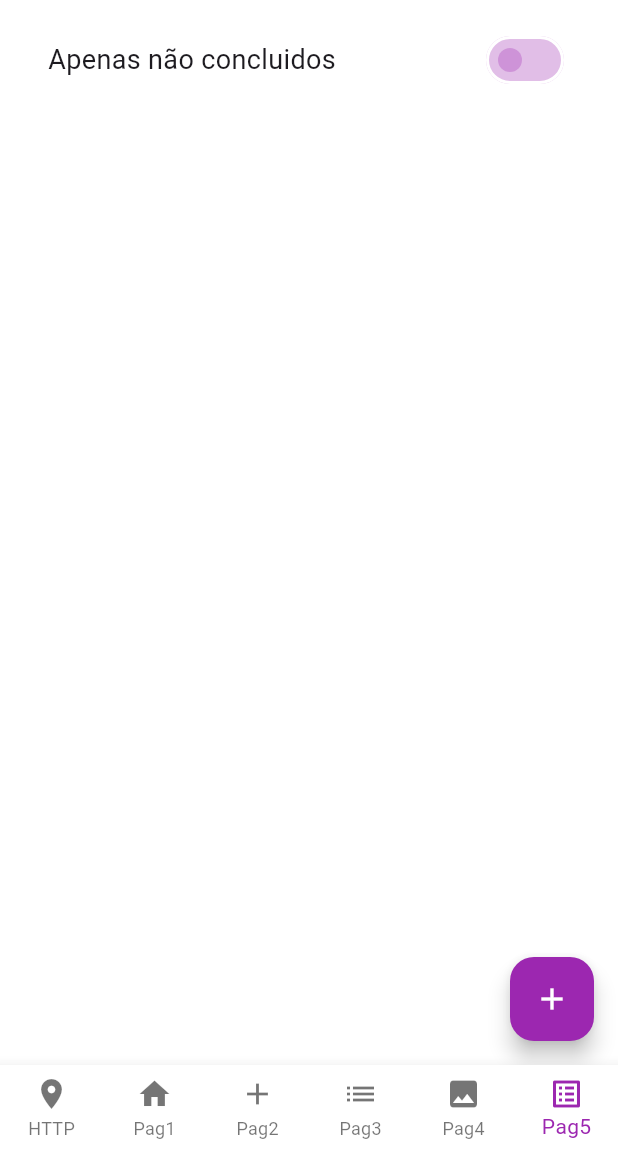
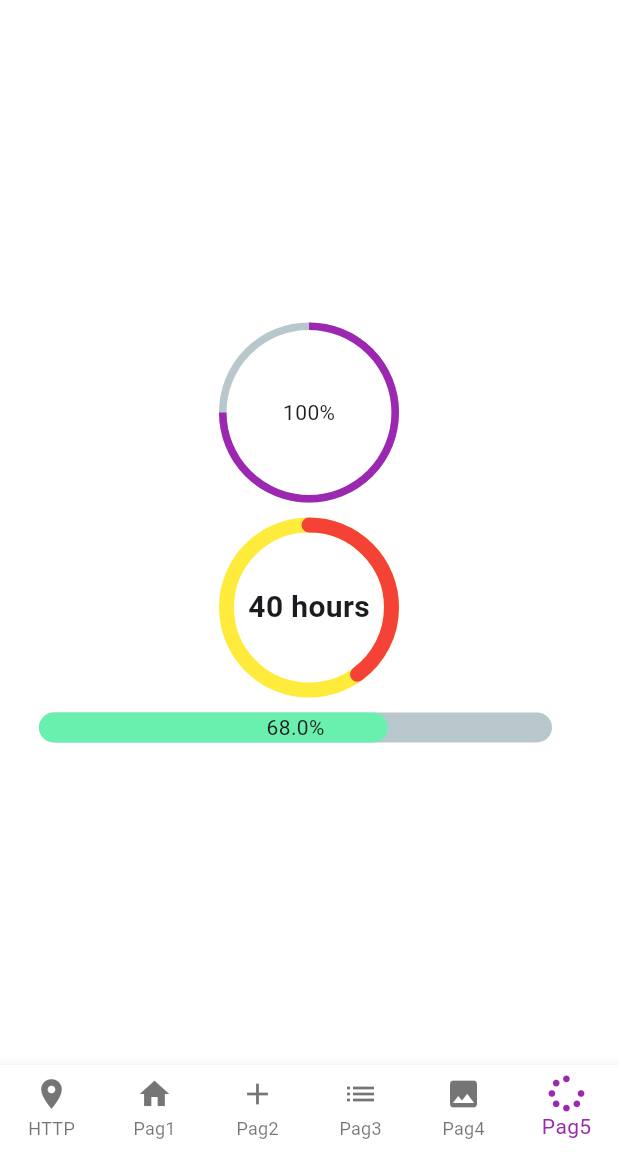
Before and after one commit to LinikerThiers/meu-app-flutter-estudo, a Flutter app: the MainPage screen opened directly, item 6 of the bottom bar chosen, on a phone screen of 412 x 824 dp, the part 84-1236 px from its top. Run offline on Flutter 3.47's test engine with Material 3 defaults, Android fonts, the phone set to English and light mode, and no system bars; drawn by our look-alikes of percent_indicator; our stand-ins replace dio, flutter_dotenv, font_awesome_flutter, google_fonts, hive, shared_preferences and 1 more; accounts and stored records are empty.

Commit message:
utilizando o package percent indicator

```diff
--- a/lib/pages/main_page.dart
+++ b/lib/pages/main_page.dart
@@ -1,9 +1,11 @@
 import 'package:flutter/material.dart';
+import 'package:font_awesome_flutter/font_awesome_flutter.dart';
 import 'package:trilhaapp/pages/card_page.dart';
 import 'package:trilhaapp/pages/image_assets.dart';
 import 'package:trilhaapp/pages/list_view_horizontal_page.dart';
 import 'package:trilhaapp/pages/list_view_v.dart';
-import 'package:trilhaapp/pages/tarefa_page/tarefa_sqlite_page.dart';
+import 'package:trilhaapp/pages/percent_indicator_page.dart';
+// import 'package:trilhaapp/pages/tarefa_page/tarefa_sqlite_page.dart';
 import 'package:trilhaapp/pages/consulta_cep.dart';
 import 'package:trilhaapp/shared/widgets/custom_drawer.dart';
 
@@ -49,7 +51,8 @@ class _MainPageState extends State<MainPage> {
                   ImageAssetsPage(),
                   ListViewVPage(),
                   ListViewHorizontal(),
-                  TarefaSQLitePage(),
+                  PercentIndicatorPage(),
+                  // TarefaSQLitePage(),
                 ],
               ),
             ),
@@ -70,7 +73,7 @@ class _MainPageState extends State<MainPage> {
                   BottomNavigationBarItem(
                       label: "Pag4", icon: Icon(Icons.image)),
                   BottomNavigationBarItem(
-                      label: "Pag5", icon: Icon(Icons.list_alt)),
+                      label: "Pag5", icon: FaIcon(FontAwesomeIcons.spinner)),
                 ]),
           ],
         ),
--- /dev/null
+++ b/lib/pages/percent_indicator_page.dart
@@ -0,0 +1,67 @@
+import 'package:flutter/material.dart';
+import 'package:percent_indicator/circular_percent_indicator.dart';
+import 'package:percent_indicator/linear_percent_indicator.dart';
+
+class PercentIndicatorPage extends StatefulWidget {
+  const PercentIndicatorPage({super.key});
+
+  @override
+  State<PercentIndicatorPage> createState() => _PercentIndicatorPageState();
+}
+
+class _PercentIndicatorPageState extends State<PercentIndicatorPage> {
+  @override
+  Widget build(BuildContext context) {
+    return SafeArea(
+      child: Scaffold(
+        body: Container(
+          width: double.infinity,
+          margin: EdgeInsets.symmetric(horizontal: 16, vertical: 8),
+          child: Column(
+            crossAxisAlignment: CrossAxisAlignment.center,
+            mainAxisAlignment: MainAxisAlignment.center,
+            children: [
+              CircularPercentIndicator(
+                radius: 60.0,
+                lineWidth: 5.0,
+                percent: 0.75,
+                center: Text("100%"),
+                progressColor: Colors.purple,
+              ),
+              SizedBox(
+                height: 10,
+              ),
+              CircularPercentIndicator(
+                radius: 60.0,
+                animation: true,
+                animationDuration: 1200,
+                lineWidth: 10.0,
+                percent: 0.4,
+                center: Text(
+                  "40 hours",
+                  style: TextStyle(fontWeight: FontWeight.bold, fontSize: 20.0),
+                ),
+                circularStrokeCap: CircularStrokeCap.round,
+                backgroundColor: Colors.yellow,
+                progressColor: Colors.red,
+              ),
+              SizedBox(
+                height: 10,
+              ),
+              LinearPercentIndicator(
+                width: MediaQuery.of(context).size.width - 50,
+                animation: true,
+                lineHeight: 20.0,
+                animationDuration: 2000,
+                percent: 0.68,
+                center: Text("68.0%"),
+                barRadius: Radius.circular(10),
+                progressColor: Colors.greenAccent,
+              ),
+            ],
+          ),
+        ),
+      ),
+    );
+  }
+}
--- a/pubspec.yaml
+++ b/pubspec.yaml
@@ -44,6 +44,7 @@ dependencies:
   crypto: ^3.0.6
   flutter_dotenv: ^5.2.1
   font_awesome_flutter: ^10.8.0
+  percent_indicator: ^4.2.4
 
 dev_dependencies:
   flutter_launcher_icons: "^0.14.3"
```
Also changed, not shown: pubspec.lock.
